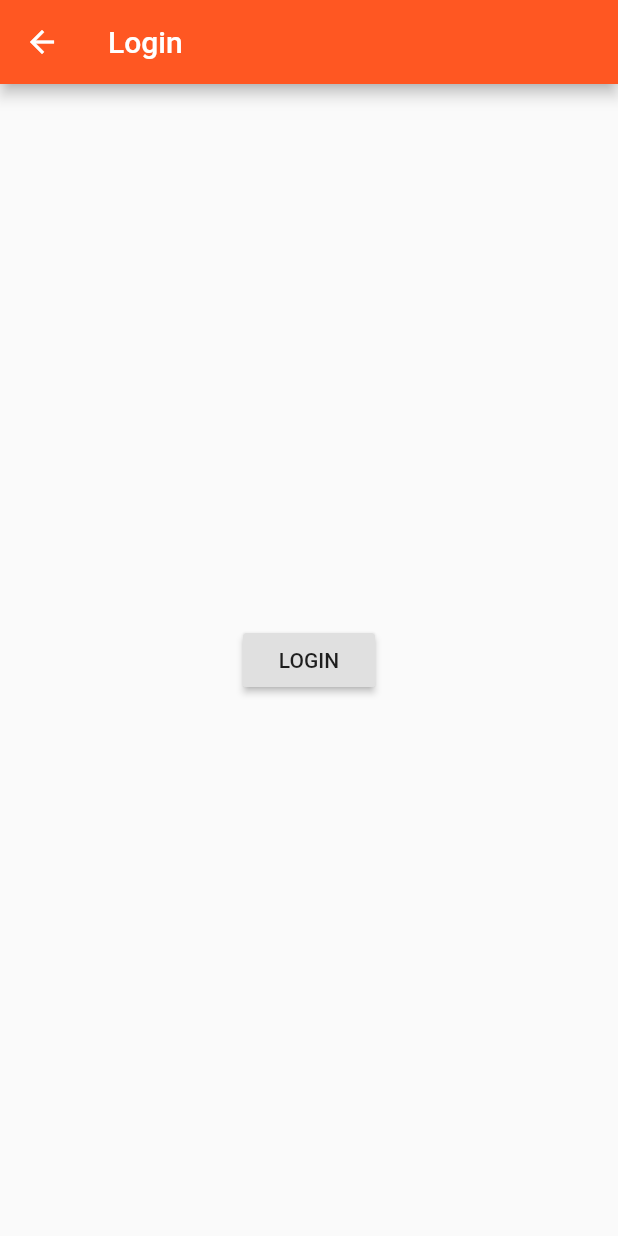
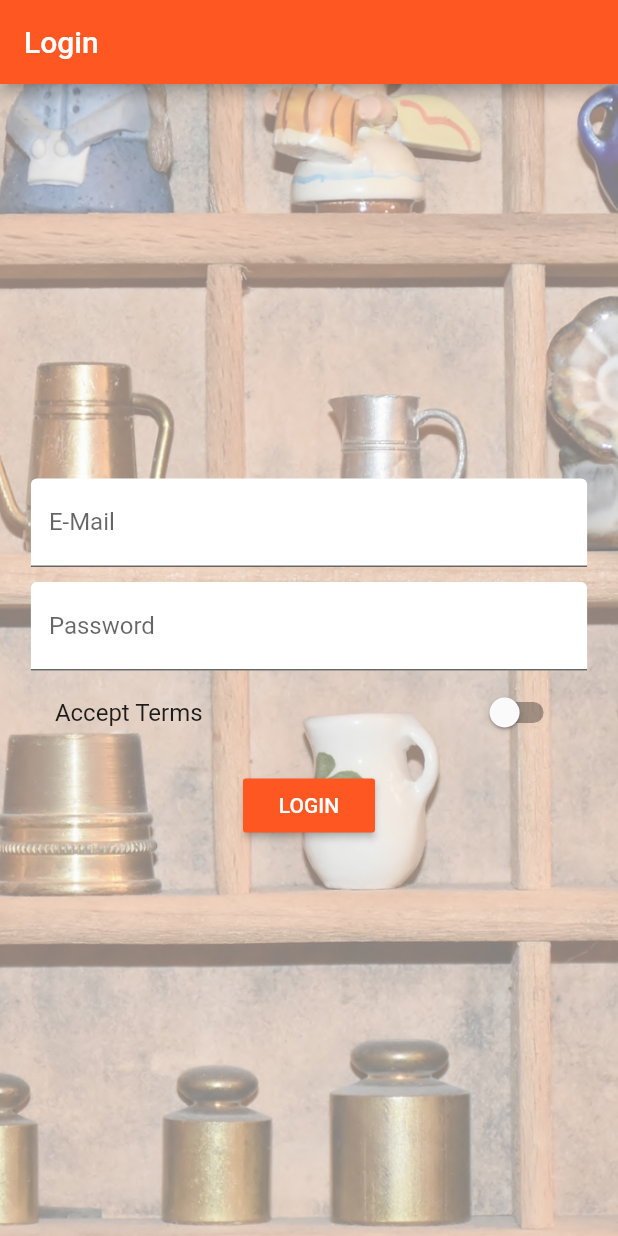
Before and after one commit to amalsebs/Sellers-Bay, a Flutter app: the AuthPage screen opened directly, on a phone screen of 412 x 824 dp. Run offline on Flutter 3.47's test engine with Material 2 defaults, Android fonts, the phone set to English and light mode, and no system bars.

Commit message:
commit 2

```diff
--- a/lib/pages/auth.dart
+++ b/lib/pages/auth.dart
@@ -1,20 +1,109 @@
 import 'package:flutter/material.dart';
 
-import './products.dart';
+class AuthPage extends StatefulWidget {
+  @override
+  State<StatefulWidget> createState() {
+    return _AuthPageState();
+  }
+}
 
-class AuthPage extends StatelessWidget {
+class _AuthPageState extends State<AuthPage> {
+  String _emailValue;
+  String _passwordValue;
+  bool _acceptTerms = false;
+
+  DecorationImage _buildBackgroundImage() {
+    return DecorationImage(
+        fit: BoxFit.cover,
+        colorFilter:
+            ColorFilter.mode(Colors.black.withOpacity(0.5), BlendMode.dstATop),
+        image: AssetImage('assets/background.jpg'));
+  }
+
+  Widget _buildEmailTextField() {
+    return TextField(
+      decoration: InputDecoration(
+        labelText: 'E-Mail',
+        filled: true,
+        fillColor: Colors.white,
+      ),
+      keyboardType: TextInputType.emailAddress,
+      onChanged: (String value) {
+        setState(() {
+          _emailValue = value;
+        });
+      },
+    );
+  }
+
+  Widget _buildPasswordTextField() {
+    return TextField(
+      decoration: InputDecoration(
+        labelText: 'Password',
+        filled: true,
+        fillColor: Colors.white,
+      ),
+      obscureText: true,
+      onChanged: (String value) {
+        setState(() {
+          _passwordValue = value;
+        });
+      },
+    );
+  }
+
+  Widget _buildAcceptSwitch() {
+    return SwitchListTile(
+      value: _acceptTerms,
+      onChanged: (bool value) {
+        setState(() {
+          _acceptTerms = value;
+        });
+      },
+      title: Text('Accept Terms'),
+    );
+  }
+
+  void _submitForm() {
+    print(_emailValue);
+    print(_passwordValue);
+    Navigator.pushReplacementNamed(context, '/products');
+  }
+
   @override
   Widget build(BuildContext context) {
+    final double deviceWidth = MediaQuery.of(context).size.width ;
+    final double targetWidth = deviceWidth > 550.0 ? 500.0 : MediaQuery.of(context).size.width * 0.9;
     return Scaffold(
       appBar: AppBar(
         title: Text('Login'),
       ),
-      body: Center(
-        child: RaisedButton(
-          child: Text('LOGIN'),
-          onPressed: () {
-            Navigator.pushReplacementNamed(context, '/');
-          },
+      body: Container(
+        decoration: BoxDecoration(image: _buildBackgroundImage()),
+        padding: EdgeInsets.all(10.0),
+        child: Center(
+          child: SingleChildScrollView(
+            child: Container(
+              width: targetWidth,
+              child: Column(
+                children: <Widget>[
+                  _buildEmailTextField(),
+                  SizedBox(height: 10.0),
+                  _buildPasswordTextField(),
+                  _buildAcceptSwitch(),
+                  SizedBox(
+                    height: 10.0,
+                  ),
+                  RaisedButton(
+                    color: Theme.of(context).primaryColor,
+                    textColor: Colors.white,
+                    child: Text('LOGIN'),
+                    onPressed: _submitForm,
+                  ),
+                ],
+              ),
+            ),
+          ),
         ),
       ),
     );
--- a/pubspec.yaml
+++ b/pubspec.yaml
@@ -43,6 +43,7 @@ flutter:
   # To add assets to your application, add an assets section, like this:
   assets:
      - assets/food.jpg
+     - assets/background.jpg
   #  - images/a_dot_ham.jpeg
 
   # An image asset can refer to one or more resolution-specific "variants", see
```
Also changed, not shown: lib/main.dart (+12 -6 lines), lib/pages/product.dart (+30 -31 lines), lib/pages/product_create.dart (+40 -22 lines), lib/pages/products.dart (+18 -9 lines), lib/pages/products_admin.dart (+13 -8 lines), lib/product_manager.dart (deleted, +0 -16 lines), lib/products.dart (deleted, +0 -48 lines), lib/widgets/products/address_tag.dart (added, +16 -0 lines), lib/widgets/products/price_tag.dart (added, +24 -0 lines), lib/widgets/products/product_card.dart (added, +61 -0 lines), lib/widgets/products/products.dart (added, +27 -0 lines), lib/widgets/ui_elements/title_default.dart (added, +16 -0 lines), assets/background.jpg (added).
